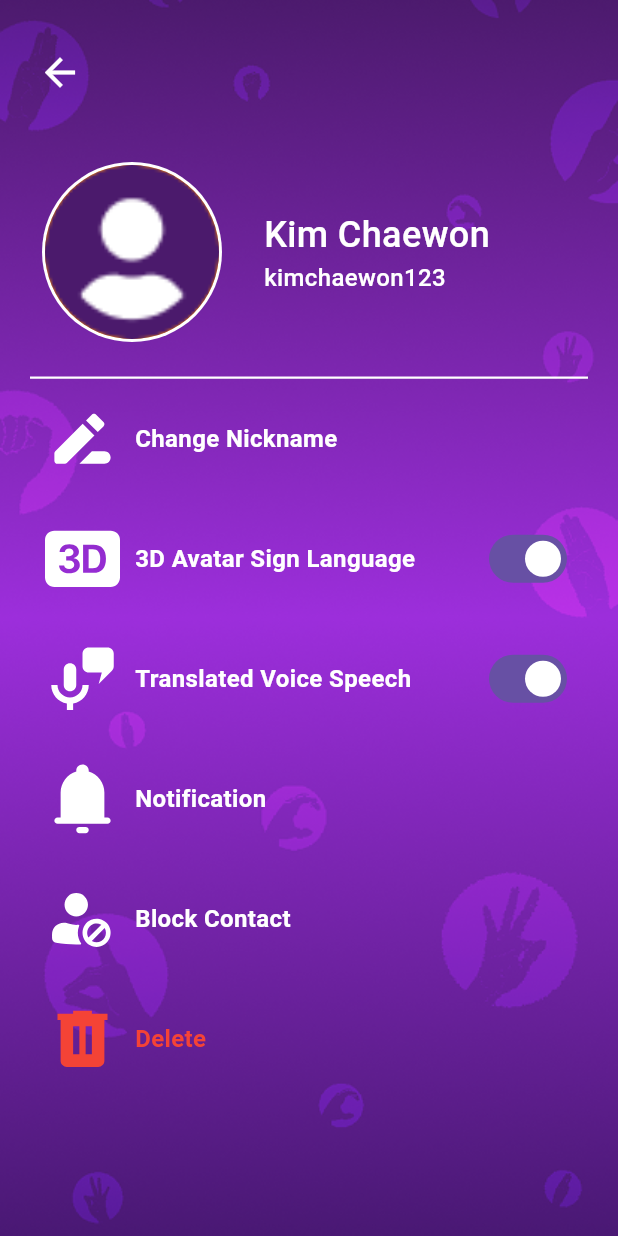
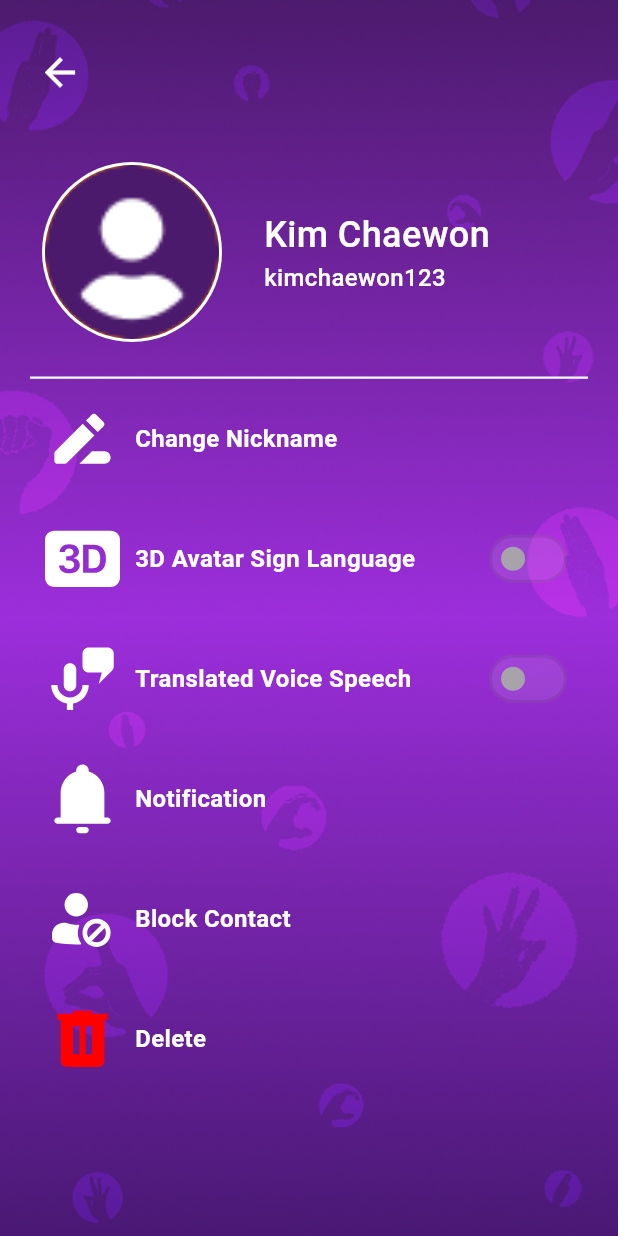
Before and after one commit to wntrpy/SignTalk, a Flutter app: the ReceiverProfileScreen screen opened by its route, on a phone screen of 412 x 824 dp. Run offline on Flutter 3.47's test engine with Material 3 defaults, Android fonts, the phone set to English and light mode, and no system bars; our stand-ins replace flutter_riverpod, flutter_slidable, flutter_svg, go_router.

Commit message:
clean code

```diff
--- a/lib/core/helper/helper_receiver_profile_screen.dart
+++ b/lib/core/helper/helper_receiver_profile_screen.dart
@@ -1,5 +1,7 @@
 import 'package:flutter/material.dart';
 import 'package:signtalk/app_constants.dart';
+
+bool isToggled = false; //TODO: fix
 
 List<Map<String, dynamic>> getReceiverProfileOptions(BuildContext context) {
   return [
@@ -8,24 +10,23 @@ List<Map<String, dynamic>> getReceiverProfileOptions(BuildContext context) {
       'iconPath': AppConstants.receiver_change_nickname_icon,
     },
     {
-      'optionText': 'Change Nickname',
-      'iconPath': AppConstants.receiver_change_nickname_icon,
+      'optionText': "3D Avatar Sign Language",
+      'iconPath': AppConstants.receiver_avatar_icon,
+      'trailingWidget': Switch(onChanged: null, value: isToggled),
     },
     {
-      'optionText': 'Change Nickname',
-      'iconPath': AppConstants.receiver_change_nickname_icon,
+      'optionText': 'Translated Voice Speech',
+      'iconPath': AppConstants.receiver_voice_speech_icon,
+      'trailingWidget': Switch(onChanged: null, value: isToggled),
     },
     {
-      'optionText': 'Change Nickname',
-      'iconPath': AppConstants.receiver_change_nickname_icon,
+      'optionText': 'Notification',
+      'iconPath': AppConstants.receiver_notification_icon,
     },
     {
-      'optionText': 'Change Nickname',
-      'iconPath': AppConstants.receiver_change_nickname_icon,
+      'optionText': 'Block Contact',
+      'iconPath': AppConstants.receiver_block_contact_icon,
     },
-    {
-      'optionText': 'Change Nickname',
-      'iconPath': AppConstants.receiver_change_nickname_icon,
-    },
+    {'optionText': 'Delete', 'iconPath': AppConstants.receiver_delete_icon},
   ];
 }
--- a/lib/screens/auth_screens/forget_password_new_password.dart
+++ b/lib/screens/auth_screens/forget_password_new_password.dart
@@ -29,22 +29,27 @@ class ForgetPasswordNewPassword extends StatelessWidget {
               child: Column(
                 mainAxisAlignment: MainAxisAlignment.center,
                 children: [
+                  //------------------------------------SIGNTALK LOGO-------------------------------------------------//
                   CustomSigntalkLogo(width: 150, height: 150),
                   SizedBox(height: 50),
 
+                  //------------------------------------NEW PASSWORD -------------------------------------------------//
                   CustomPasswordField(
                     controller: null,
                     labelText: "New Password",
                   ),
                   SizedBox(height: 40),
 
+                  //------------------------------------CONFIRM NEW PASSWORD-------------------------------------------------//
                   CustomPasswordField(
                     controller: null,
-                    labelText: "New Password",
+                    labelText: "Confirm New Password",
                   ),
                   SizedBox(height: 40),
 
                   SizedBox(height: 40),
+
+                  //------------------------------------CONFIRM BUTTON-------------------------------------------------//
                   CustomButton(
                     buttonText: "Confirm",
                     colorCode: AppConstants.orange,
--- a/lib/screens/auth_screens/forget_password_screen.dart
+++ b/lib/screens/auth_screens/forget_password_screen.dart
@@ -31,12 +31,15 @@ class ForgetPasswordScreen extends StatelessWidget {
                   CustomSigntalkLogo(width: 150, height: 150),
                   SizedBox(height: 50),
 
+                  //------------------------------------EMAIL/USERNAME-------------------------------------------------//
                   CustomTextfieldAuth(
                     labelText: "Enter the email/username of your account.",
                     controller: null,
                   ),
 
                   SizedBox(height: 40),
+
+                  //------------------------------------SUBMIT-------------------------------------------------//
                   CustomButton(
                     buttonText: "SUBMIT",
                     colorCode: AppConstants.orange,
--- a/lib/screens/auth_screens/registration_screen.dart
+++ b/lib/screens/auth_screens/registration_screen.dart
@@ -8,6 +8,7 @@ import 'package:signtalk/widgets/custom_signtalk_logo.dart';
 import 'package:signtalk/widgets/textfields/custom_textfield_dropdown.dart';
 import 'package:signtalk/app_constants.dart';
 
+//TODO: linisin mo frontend neto buset
 class RegistrationScreen extends StatefulWidget {
   const RegistrationScreen({super.key});
 
--- a/lib/screens/chat_screens/home_screen.dart
+++ b/lib/screens/chat_screens/home_screen.dart
@@ -67,7 +67,10 @@ class _HomeScreenState extends State<HomeScreen> {
                             children: [
                               Row(
                                 children: [
+                                  //--------------------------SIGNTALK LOGO---------------------------
                                   CustomSigntalkLogo(width: 80, height: 80),
+
+                                  //--------------------------FIRST NAME ?? USERNAME---------------------------
                                   Text(
                                     "Hello, Sung!",
                                     style: TextStyle(
@@ -90,7 +93,10 @@ class _HomeScreenState extends State<HomeScreen> {
                             ],
                           ),
                         ),
+
                         SizedBox(height: 20),
+
+                        //--------------------------SEARCH BAR---------------------------
                         SearchBar(
                           leading: Icon(Icons.search),
                           hintText: "Search Contact...",
--- a/lib/screens/chat_screens/receiver_profile_screen.dart
+++ b/lib/screens/chat_screens/receiver_profile_screen.dart
@@ -1,6 +1,7 @@
 import 'package:flutter/material.dart';
 import 'package:go_router/go_router.dart';
 import 'package:signtalk/app_constants.dart';
+import 'package:signtalk/core/helper/helper_receiver_profile_screen.dart';
 import 'package:signtalk/widgets/buttons/custom_circle_pfp_button.dart';
 import 'package:signtalk/widgets/buttons/custom_icon_button.dart';
 import 'package:signtalk/widgets/chat/custom_receiver_profile_option.dart';
@@ -15,7 +16,7 @@ class ReceiverProfileScreen extends StatefulWidget {
 class _ReceiverProfileScreenState extends State<ReceiverProfileScreen> {
   @override
   Widget build(BuildContext context) {
-    bool isToggled = true; //TODO: fix
+    final finalReceiverProfileOptions = getReceiverProfileOptions(context);
 
     return PopScope(
       canPop: false,
@@ -53,50 +54,17 @@ class _ReceiverProfileScreenState extends State<ReceiverProfileScreen> {
                   // ------------------------USER INFO----------------------------
                   _buildUserProfileHeader(),
 
-                  // ------------------------CHANGE NICKNAME----------------------------
-                  //TODO: palitan mo mga icons
-                  CustomReceiverProfileOption(
-                    optionText: "Change Nickname",
-                    iconPath: AppConstants.receiver_change_nickname_icon,
-                  ),
-
-                  // ------------------------3D AVATAR SIGN LANGUAGE----------------------------
-                  CustomReceiverProfileOption(
-                    optionText: "3D Avatar Sign Language",
-                    iconPath: AppConstants.receiver_avatar_icon,
-                    trailingWidget: Switch(
-                      value: isToggled,
-                      onChanged: (val) => setState(() => isToggled = val),
+                  // ------------------------OPTIONS----------------------------
+                  ...finalReceiverProfileOptions.map(
+                    (option) => Column(
+                      children: [
+                        CustomReceiverProfileOption(
+                          optionText: option['optionText'],
+                          iconPath: option['iconPath'],
+                          trailingWidget: option['trailingWidget'],
+                        ),
+                      ],
                     ),
-                  ),
-
-                  // ------------------------TRANSLATED VOICE SPEECH----------------------------
-                  CustomReceiverProfileOption(
-                    optionText: "Translated Voice Speech",
-                    iconPath: AppConstants.receiver_voice_speech_icon,
-                    trailingWidget: Switch(
-                      value: isToggled,
-                      onChanged: (val) => setState(() => isToggled = val),
-                    ),
-                  ),
-
-                  // ------------------------NOTIFICATION----------------------------
-                  CustomReceiverProfileOption(
-                    optionText: "Notification",
-                    iconPath: AppConstants.receiver_notification_icon,
-                  ),
-
-                  // ------------------------BLOCK CONTACT----------------------------
-                  CustomReceiverProfileOption(
-                    optionText: "Block Contact",
-                    iconPath: AppConstants.receiver_block_contact_icon,
-                  ),
-
-                  // ------------------------DELETE----------------------------
-                  CustomReceiverProfileOption(
-                    optionText: "Delete",
-                    iconPath: AppConstants.receiver_delete_icon,
-                    color: Colors.red,
                   ),
                 ],
               ),
```
Also changed, not shown: lib/screens/auth_screens/login_screen.dart (+8 -6 lines).
